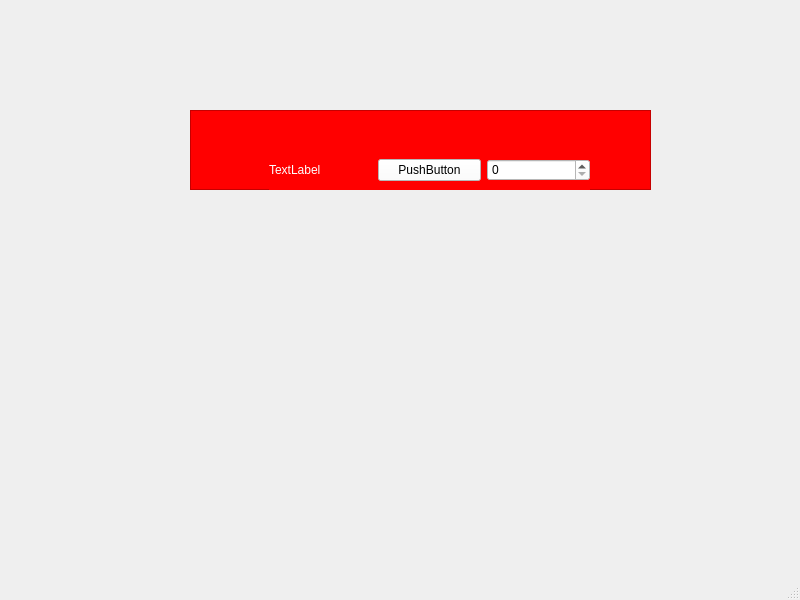
michael11315/PyQt4, file UI/UI2.ui: the form before one commit.
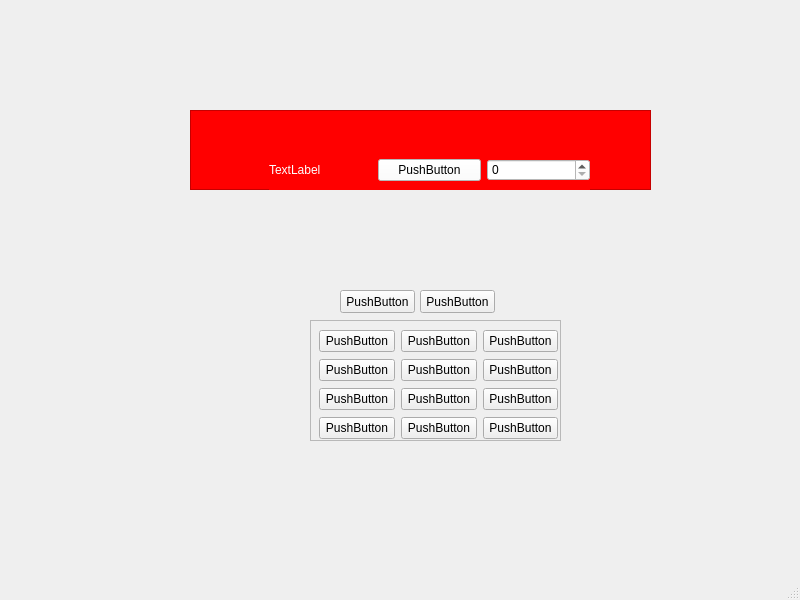
The form after the commit.

Patch:
```diff
--- a/UI/UI2.ui
+++ b/UI/UI2.ui
@@ -78,8 +78,160 @@
      </item>
     </layout>
    </widget>
-   <zorder>label</zorder>
-   <zorder>horizontalLayoutWidget</zorder>
+   <widget class="QWidget" name="widget" native="true">
+    <property name="geometry">
+     <rect>
+      <x>170</x>
+      <y>280</y>
+      <width>481</width>
+      <height>221</height>
+     </rect>
+    </property>
+    <widget class="QFrame" name="frame_2">
+     <property name="enabled">
+      <bool>true</bool>
+     </property>
+     <property name="geometry">
+      <rect>
+       <x>140</x>
+       <y>40</y>
+       <width>251</width>
+       <height>121</height>
+      </rect>
+     </property>
+     <property name="frameShape">
+      <enum>QFrame::StyledPanel</enum>
+     </property>
+     <property name="frameShadow">
+      <enum>QFrame::Raised</enum>
+     </property>
+     <property name="lineWidth">
+      <number>0</number>
+     </property>
+     <widget class="QWidget" name="gridLayoutWidget">
+      <property name="geometry">
+       <rect>
+        <x>9</x>
+        <y>9</y>
+        <width>239</width>
+        <height>112</height>
+       </rect>
+      </property>
+      <layout class="QGridLayout" name="gridLayout">
+       <item row="0" column="2">
+        <widget class="QPushButton" name="pushButton_4">
+         <property name="text">
+          <string>PushButton</string>
+         </property>
+        </widget>
+       </item>
+       <item row="0" column="0">
+        <widget class="QPushButton" name="pushButton_2">
+         <property name="text">
+          <string>PushButton</string>
+         </property>
+        </widget>
+       </item>
+       <item row="2" column="1">
+        <widget class="QPushButton" name="pushButton_9">
+         <property name="text">
+          <string>PushButton</string>
+         </property>
+        </widget>
+       </item>
+       <item row="0" column="1">
+        <widget class="QPushButton" name="pushButton_3">
+         <property name="text">
+          <string>PushButton</string>
+         </property>
+        </widget>
+       </item>
+       <item row="1" column="0">
+        <widget class="QPushButton" name="pushButton_5">
+         <property name="text">
+          <string>PushButton</string>
+         </property>
+        </widget>
+       </item>
+       <item row="1" column="1">
+        <widget class="QPushButton" name="pushButton_6">
+         <property name="text">
+          <string>PushButton</string>
+         </property>
+        </widget>
+       </item>
+       <item row="1" column="2">
+        <widget class="QPushButton" name="pushButton_7">
+         <property name="text">
+          <string>PushButton</string>
+         </property>
+        </widget>
+       </item>
+       <item row="2" column="0">
+        <widget class="QPushButton" name="pushButton_8">
+         <property name="text">
+          <string>PushButton</string>
+         </property>
+        </widget>
+       </item>
+       <item row="2" column="2">
+        <widget class="QPushButton" name="pushButton_10">
+         <property name="text">
+          <string>PushButton</string>
+         </property>
+        </widget>
+       </item>
+       <item row="3" column="0">
+        <widget class="QPushButton" name="pushButton_11">
+         <property name="text">
+          <string>PushButton</string>
+         </property>
+        </widget>
+       </item>
+       <item row="3" column="1">
+        <widget class="QPushButton" name="pushButton_12">
+         <property name="text">
+          <string>PushButton</string>
+         </property>
+        </widget>
+       </item>
+       <item row="3" column="2">
+        <widget class="QPushButton" name="pushButton_13">
+         <property name="text">
+          <string>PushButton</string>
+         </property>
+        </widget>
+       </item>
+      </layout>
+     </widget>
+    </widget>
+    <widget class="QPushButton" name="pushButton_14">
+     <property name="geometry">
+      <rect>
+       <x>170</x>
+       <y>10</y>
+       <width>75</width>
+       <height>23</height>
+      </rect>
+     </property>
+     <property name="text">
+      <string>PushButton</string>
+     </property>
+    </widget>
+    <widget class="QPushButton" name="pushButton_15">
+     <property name="geometry">
+      <rect>
+       <x>250</x>
+       <y>10</y>
+       <width>75</width>
+       <height>23</height>
+      </rect>
+     </property>
+     <property name="text">
+      <string>PushButton</string>
+     </property>
+    </widget>
+   </widget>
   </widget>
   <widget class="QMenuBar" name="menubar">
    <property name="geometry">
```
Left out of the diff: 35 changed lines with no effect on the pictures.
